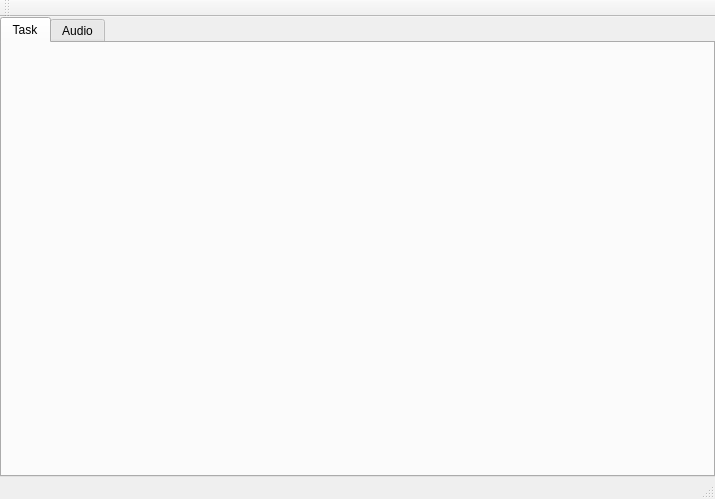
First picture: the form in mainwindow.ui, repository Painless-VR-Capstone/Qt-ClientApp, before the edit.
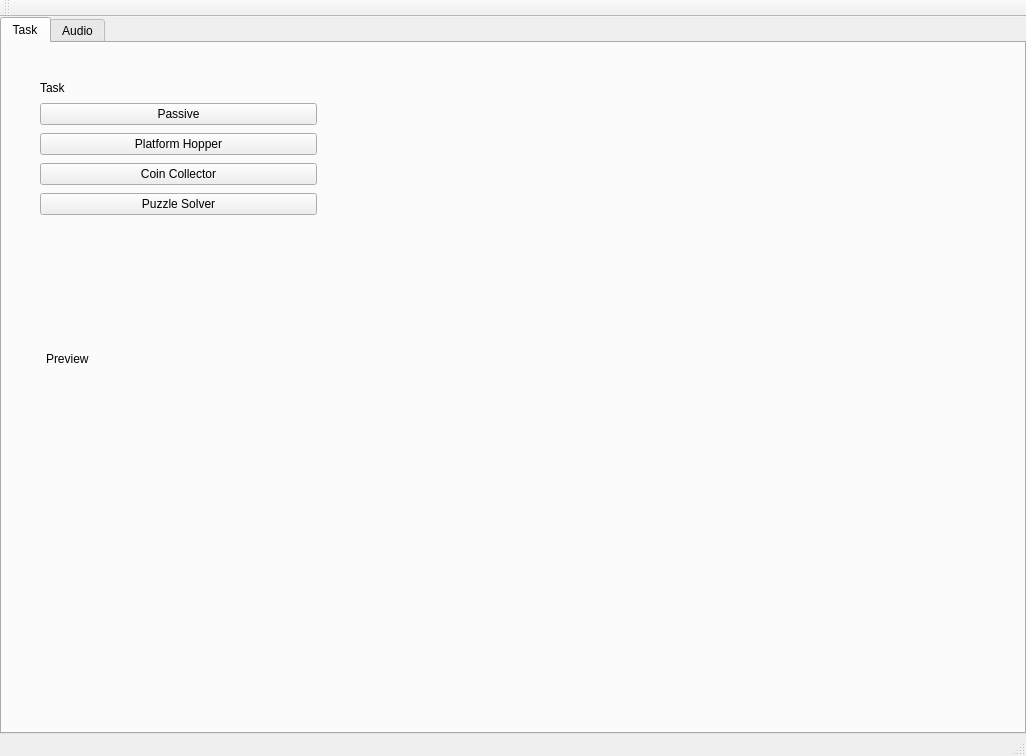
Second picture: the form after the edit.

```diff
--- a/mainwindow.ui
+++ b/mainwindow.ui
@@ -6,8 +6,8 @@
    <rect>
     <x>0</x>
     <y>0</y>
-    <width>715</width>
-    <height>499</height>
+    <width>1026</width>
+    <height>756</height>
    </rect>
   </property>
   <property name="sizePolicy">
@@ -54,49 +54,160 @@
        <attribute name="title">
         <string>Task</string>
        </attribute>
-       <widget class="QWidget" name="horizontalLayoutWidget">
-        <property name="geometry">
-         <rect>
-          <x>-1</x>
-          <y>-1</y>
-          <width>711</width>
-          <height>401</height>
-         </rect>
-        </property>
-        <layout class="QHBoxLayout" name="horizontalLayout">
-         <item>
-          <widget class="QWidget" name="widget" native="true">
-           <property name="sizePolicy">
-            <sizepolicy hsizetype="Minimum" vsizetype="Preferred">
-             <horstretch>1</horstretch>
-             <verstretch>0</verstretch>
-            </sizepolicy>
+       <layout class="QGridLayout" name="gridLayout">
+        <item row="0" column="1">
+         <widget class="QWidget" name="widget_2" native="true">
+          <property name="sizePolicy">
+           <sizepolicy hsizetype="Preferred" vsizetype="Minimum">
+            <horstretch>2</horstretch>
+            <verstretch>0</verstretch>
+           </sizepolicy>
+          </property>
+          <widget class="QWidget" name="widget_3" native="true">
+           <property name="geometry">
+            <rect>
+             <x>10</x>
+             <y>10</y>
+             <width>438</width>
+             <height>482</height>
+            </rect>
            </property>
-           <widget class="QWidget" name="verticalLayoutWidget">
-            <property name="geometry">
-             <rect>
-              <x>-1</x>
-              <y>-1</y>
-              <width>231</width>
-              <height>401</height>
-             </rect>
-            </property>
-            <layout class="QVBoxLayout" name="verticalLayout"/>
-           </widget>
-          </widget>
-         </item>
-         <item>
-          <widget class="QWidget" name="widget_2" native="true">
            <property name="sizePolicy">
-            <sizepolicy hsizetype="Preferred" vsizetype="Minimum">
-             <horstretch>2</horstretch>
+            <sizepolicy hsizetype="Expanding" vsizetype="Expanding">
+             <horstretch>0</horstretch>
              <verstretch>0</verstretch>
             </sizepolicy>
            </property>
+           <layout class="QGridLayout" name="gridLayout_3"/>
           </widget>
-         </item>
-        </layout>
-       </widget>
+          <zorder>widget_3</zorder>
+          <zorder>label_2</zorder>
+         </widget>
+        </item>
+        <item row="0" column="0">
+         <widget class="QWidget" name="widget" native="true">
+          <property name="sizePolicy">
+           <sizepolicy hsizetype="Minimum" vsizetype="Preferred">
+            <horstretch>1</horstretch>
+            <verstretch>0</verstretch>
+           </sizepolicy>
+          </property>
+          <layout class="QGridLayout" name="gridLayout_2">
+           <item row="0" column="0">
+            <layout class="QVBoxLayout" name="verticalLayout">
+             <property name="spacing">
+              <number>8</number>
+             </property>
+             <property name="leftMargin">
+              <number>16</number>
+             </property>
+             <property name="topMargin">
+              <number>16</number>
+             </property>
+             <property name="rightMargin">
+              <number>16</number>
+             </property>
+             <property name="bottomMargin">
+              <number>16</number>
+             </property>
+             <item>
+              <widget class="QLabel" name="label">
+               <property name="sizePolicy">
+                <sizepolicy hsizetype="Minimum" vsizetype="Fixed">
+                 <horstretch>0</horstretch>
+                 <verstretch>0</verstretch>
+                </sizepolicy>
+               </property>
+               <property name="text">
+                <string>Task</string>
+               </property>
+              </widget>
+             </item>
+             <item>
+              <widget class="QPushButton" name="passiveButton">
+               <property name="text">
+                <string>Passive</string>
+               </property>
+              </widget>
+             </item>
+             <item>
+              <widget class="QPushButton" name="pushButton_3">
+               <property name="text">
+                <string>Platform Hopper</string>
+               </property>
+              </widget>
+             </item>
+             <item>
+              <widget class="QPushButton" name="pushButton_4">
+               <property name="text">
+                <string>Coin Collector</string>
+               </property>
+              </widget>
+             </item>
+             <item>
+              <widget class="QPushButton" name="pushButton">
+               <property name="text">
+                <string>Puzzle Solver</string>
+               </property>
+              </widget>
+             </item>
+             <item>
+              <layout class="QVBoxLayout" name="verticalLayout_3">
+               <property name="leftMargin">
+                <number>6</number>
+               </property>
+               <property name="topMargin">
+                <number>6</number>
+               </property>
+               <property name="rightMargin">
+                <number>6</number>
+               </property>
+               <property name="bottomMargin">
+                <number>6</number>
+               </property>
+               <item>
+                <widget class="QLabel" name="taskPreview">
+                 <property name="sizePolicy">
+                  <sizepolicy hsizetype="Preferred" vsizetype="Preferred">
+                   <horstretch>0</horstretch>
+                   <verstretch>4</verstretch>
+                  </sizepolicy>
+                 </property>
+                 <property name="text">
+                  <string>Preview</string>
+                 </property>
+                </widget>
+               </item>
+               <item>
+                <widget class="QLabel" name="label_15">
+                 <property name="sizePolicy">
+                  <sizepolicy hsizetype="Preferred" vsizetype="Preferred">
+                   <horstretch>0</horstretch>
+                   <verstretch>3</verstretch>
+                  </sizepolicy>
+                 </property>
+                 <property name="text">
+                  <string/>
+                 </property>
+                 <property name="textFormat">
+                  <enum>Qt::RichText</enum>
+                 </property>
+                 <property name="alignment">
+                  <set>Qt::AlignLeading|Qt::AlignLeft|Qt::AlignTop</set>
+                 </property>
+                 <property name="wordWrap">
+                  <bool>true</bool>
+                 </property>
+                </widget>
+               </item>
+              </layout>
+             </item>
+            </layout>
+           </item>
+          </layout>
+         </widget>
+        </item>
+       </layout>
       </widget>
       <widget class="QWidget" name="audioTab">
        <attribute name="title">
```
Left out of the diff: 2 changed lines with no effect on the pictures.
